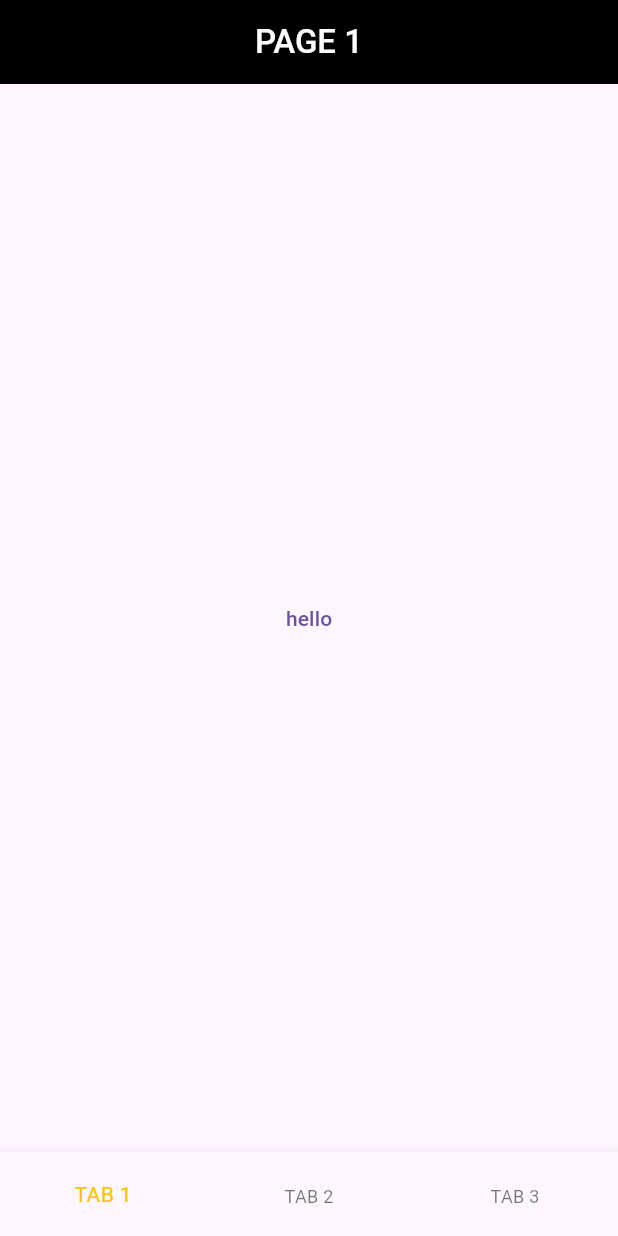
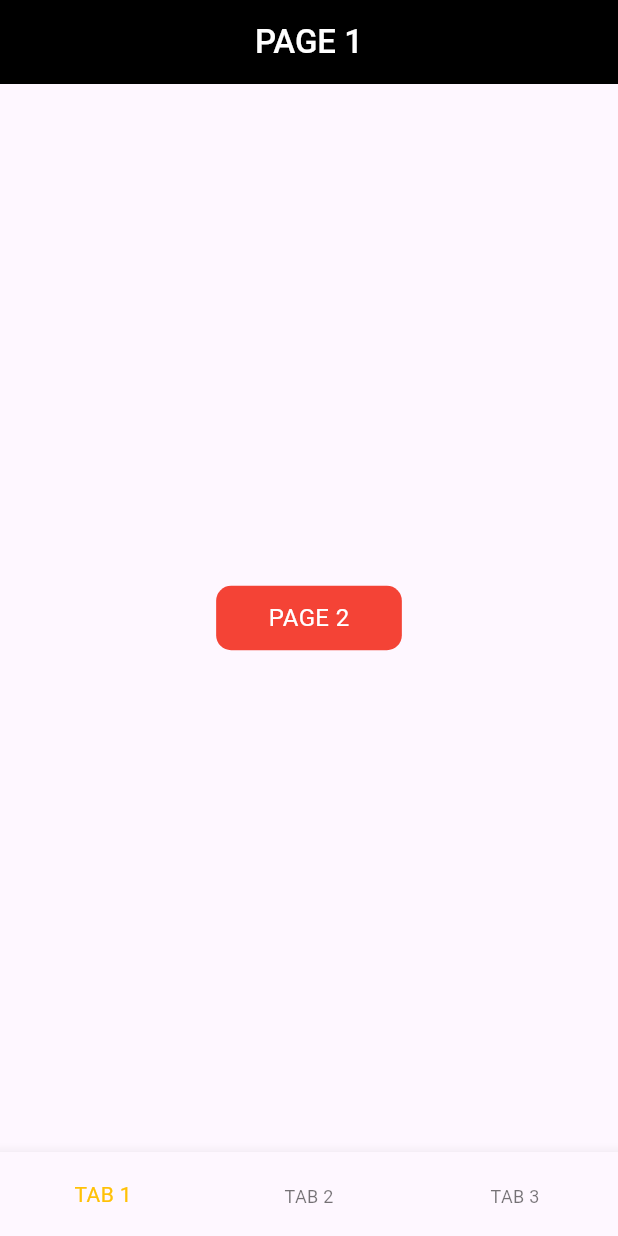
Before and after one commit to wantedbear007/machineOne, a Flutter app: the screen it shows after launch, on a phone screen of 412 x 824 dp. Run offline on Flutter 3.47's test engine with Material 3 defaults, Android fonts, the phone set to English and light mode, and no system bars; our stand-ins replace get.

Commit message:
Tab one implemented !.

```diff
--- /dev/null
+++ b/lib/pages/pageThree/Pagethree_controllers.dart
@@ -0,0 +1,15 @@
+import 'dart:convert';
+
+import 'package:get/get.dart';
+import 'package:machineone/utils/page_three_data.dart';
+
+class PageThreeControllers extends GetxController {
+  // late  ;
+  // late final foodList; // Assuming it's a list
+  Map<String, dynamic> decodedFoods =
+      jsonDecode(foodNames) as Map<String, dynamic>;
+
+  List<dynamic> getData() {
+    return decodedFoods["page3"] as List<dynamic>;
+  }
+}
--- a/lib/routes/routes.dart
+++ b/lib/routes/routes.dart
@@ -1,8 +1,8 @@
 import 'package:get/get.dart';
 import 'package:machineone/navbar/navbar.dart';
 import 'package:machineone/pages/pageOne/page_one.dart';
-import 'package:machineone/pages/page_three.dart';
-import 'package:machineone/pages/page_two.dart';
+import 'package:machineone/pages/pageThree/page_three.dart';
+import 'package:machineone/pages/pageTwo/page_two.dart';
 import 'package:machineone/screens/home_screen/home_screen.dart';
 import 'package:machineone/screens/screen_three/screen_three.dart';
 import 'package:machineone/screens/screen_two/screen_two.dart';
--- a/lib/screens/home_screen/home_screen_bindings.dart
+++ b/lib/screens/home_screen/home_screen_bindings.dart
@@ -1,5 +1,6 @@
 import 'package:get/get.dart';
 import 'package:machineone/pages/pageOne/pageone_controller.dart';
+import 'package:machineone/pages/pageThree/Pagethree_controllers.dart';
 import 'package:machineone/screens/home_screen/home_screen_controller.dart';
 import 'package:machineone/screens/screen_one/screen_one_controller.dart';
 
@@ -10,6 +11,6 @@ class HomeScreenBindings extends Bindings {
     Get.lazyPut<HomeScreenController>(() => HomeScreenController());
     Get.lazyPut<ScreenOneController>(() => ScreenOneController());
     Get.lazyPut<PageOneController>(() => PageOneController());
+    Get.lazyPut<PageThreeControllers>(() => PageThreeControllers());
   }
-
 }
--- a/lib/screens/screen_one/screen_one.dart
+++ b/lib/screens/screen_one/screen_one.dart
@@ -3,7 +3,7 @@ import 'package:machineone/controllers/navigation_controller.dart';
 import 'package:machineone/navbar/navbar.dart';
 import 'package:machineone/pages/pageOne/page_one.dart';
 import 'package:machineone/pages/pageOne/pageone_controller.dart';
-import 'package:machineone/pages/page_two.dart';
+import 'package:machineone/pages/pageTwo/page_two.dart';
 import 'package:machineone/screens/screen_one/screen_one_controller.dart';
 import 'package:machineone/widgets/app_bar.dart';
 import 'package:machineone/widgets/custom_button.dart';
@@ -12,28 +12,24 @@ import 'package:get/get.dart';
 class ScreenOne extends GetView<PageOneController> {
   ScreenOne({super.key});
 
-  _onTap(context) {
-    Navigator.push(context, MaterialPageRoute(builder: (context) => PageOne()));
-  }
-
   @override
   Widget build(BuildContext context) {
     return Scaffold(
-      appBar: customAppBar("PAGE 1", Icons.arrow_back_ios_sharp),
+      appBar: CustomAppBar(
+        titleText: "PAGE 1",
+        icon: Icons.arrow_back,
+        iconVisibility: false,
+      ),
+      // appBar: customAppBar("PAGE 1", Icons.arrow_back_ios_sharp),
       body: Center(
-        child: TextButton(
-          child: Text("hello"),
-          onPressed: () {
-            Navigator.push(context, MaterialPageRoute(builder: (context) => PageOne()));
-
-
+        child: CustomButton(
+          buttonText: "PAGE 2",
+          // propContext: context,
+          onTapEvent: () {
+            Navigator.push(
+                context, MaterialPageRoute(builder: (context) => PageOne()));
           },
         ),
-        // child: CustomButton(
-        //   buttonText: "PAGE 2",
-        //
-        //   // onTapEvent: () {Get.to(PageTwo(),fullscreenDialog: true, );},
-        // ),
       ),
     );
   }
--- a/lib/utils/screens.dart
+++ b/lib/utils/screens.dart
@@ -1,7 +1,7 @@
 import 'package:flutter/material.dart';
 import 'package:machineone/pages/pageOne/page_one.dart';
-import 'package:machineone/pages/page_three.dart';
-import 'package:machineone/pages/page_two.dart';
+import 'package:machineone/pages/pageThree/page_three.dart';
+import 'package:machineone/pages/pageTwo/page_two.dart';
 import 'package:machineone/screens/screen_one/screen_one.dart';
 import 'package:machineone/screens/screen_three/screen_three.dart';
 import 'package:machineone/screens/screen_two/screen_two.dart';
--- a/lib/widgets/app_bar.dart
+++ b/lib/widgets/app_bar.dart
@@ -1,24 +1,40 @@
 import 'package:flutter/material.dart';
 
-AppBar customAppBar(String titleText, IconData icon, [bool iconVisibility = false]) {
+class CustomAppBar extends StatelessWidget implements PreferredSizeWidget {
+  final String titleText;
+  final IconData icon;
+  final bool iconVisibility;
 
+  const CustomAppBar(
+      {required this.titleText,
+      required this.icon,
+      required this.iconVisibility});
 
-
+  @override
+  Widget build(BuildContext context) {
     return AppBar(
       centerTitle: true,
       backgroundColor: Colors.black,
       leading: InkWell(
-      child:  iconVisibility ? Icon(
+        child: iconVisibility
+            ? Icon(
                 icon,
                 color: Colors.white,
-      ) : null,
+              )
+            : null,
         onTap: () {
-        print("button clicked ${titleText}");
+          Navigator.of(context).pop();
         },
       ),
       title: Text(
         titleText,
-      style: const TextStyle(fontWeight: FontWeight.w500, color: Colors.white),
+        style:
+            const TextStyle(fontWeight: FontWeight.w500, color: Colors.white),
       ),
     );
   }
+
+  @override
+  // TODO: implement preferredSize
+  Size get preferredSize => Size.fromHeight(kToolbarHeight);
+}
--- a/lib/widgets/custom_button.dart
+++ b/lib/widgets/custom_button.dart
@@ -4,8 +4,13 @@ class CustomButton extends StatelessWidget {
   final String buttonText;
   final VoidCallback onTapEvent;
 
-  const CustomButton(
-      {super.key, required this.buttonText, required this.onTapEvent});
+  // final BuildContext propContext;
+
+  const CustomButton({super.key,
+    // super.key,
+    required this.buttonText,
+    required this.onTapEvent,
+  });
 
   @override
   Widget build(BuildContext context) {
```
Also changed, not shown: lib/pages/pageOne/page_one.dart (+19 -3 lines), lib/pages/pageThree/page_three.dart (added, +30 -0 lines), lib/pages/page_three.dart (deleted, +0 -10 lines), lib/utils/page_three_data.dart (added, +33 -0 lines), lib/widgets/food_containers.dart (added, +19 -0 lines), lib/pages/pageTwo/page_two.dart (renamed from lib/pages/page_two.dart). Lines whose indentation alone changed are shown as unchanged.
